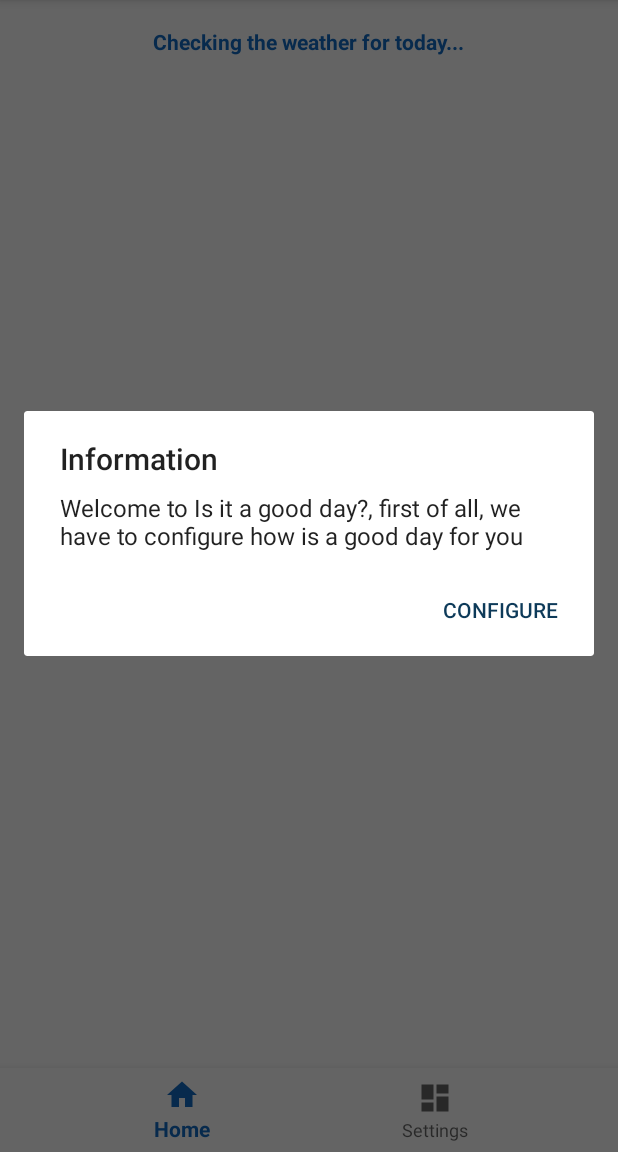
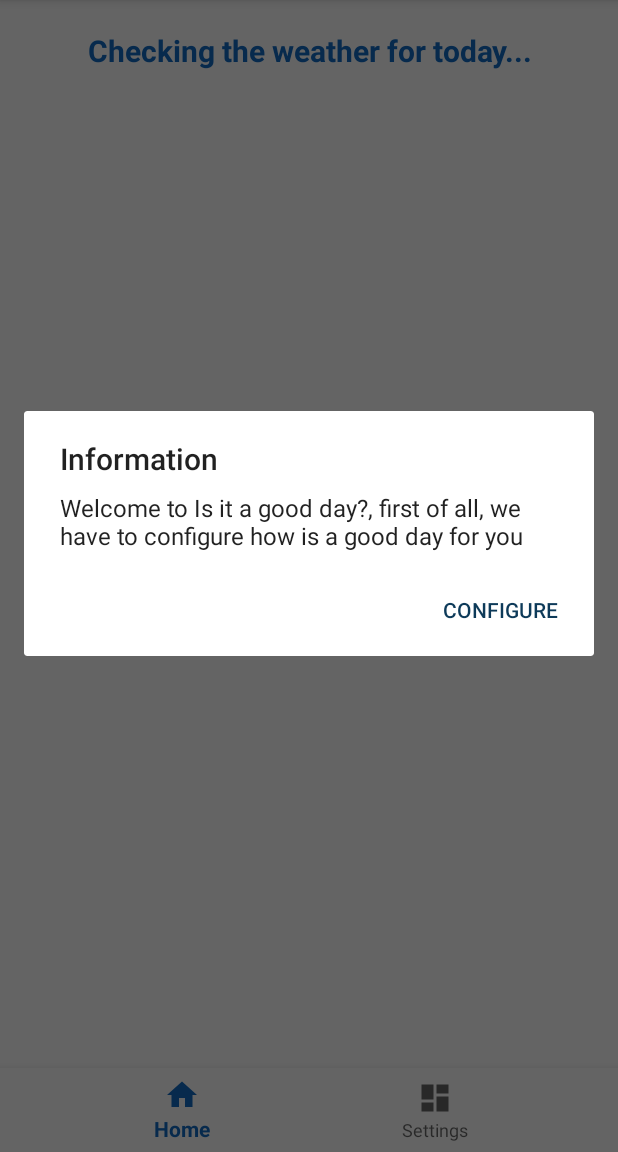
Before and after one commit to DavidAres/itIsGoodDay, an Android app: the screen it shows after launch (MainActivity), on a phone screen of 412 x 824 dp, the part 84-1236 px from its top. Run offline under Robolectric (Android 15) with nearby library versions, the phone set to English and light mode, and no system bars.

Commit message:
modify xml for home fragment

```diff
--- a/app/src/main/java/com/example/itisgoodday/home/HomeFragment.kt
+++ b/app/src/main/java/com/example/itisgoodday/home/HomeFragment.kt
@@ -88,7 +88,10 @@ class HomeFragment : BaseFragment(), IHomeFragment {
 
     override fun manageWeatherError(error: ErrorWeather) {
         when (error){
-            ErrorWeather.LOAD_ERROR -> context?.toast(getString(R.string.error_load_weather), Toast.LENGTH_LONG)
+            ErrorWeather.LOAD_ERROR -> {
+                homeFragmentTitle.text = getString(R.string.error_loading_weather)
+                animationForResult.setAnimation("817-no-internet-connection.json")
+            }
         }
     }
 
--- a/app/src/main/res/layout/home_fragment.xml
+++ b/app/src/main/res/layout/home_fragment.xml
@@ -1,27 +1,38 @@
 <?xml version="1.0" encoding="utf-8"?>
-<RelativeLayout xmlns:android="http://schemas.android.com/apk/res/android"
-    android:layout_width="match_parent"
-    android:layout_height="match_parent"
-    xmlns:app="http://schemas.android.com/apk/res-auto">
 
-    <TextView
-        android:id="@+id/homeFragmentTitle"
-        android:layout_width="wrap_content"
-        android:textSize="14sp"
-        android:layout_margin="18dp"
-        android:textStyle="bold"
-        android:text="@string/checking"
-        android:layout_centerHorizontal="true"
-        android:gravity="center"
-        android:textColor="@color/colorPrimary"
-        android:layout_height="wrap_content" />
+<LinearLayout xmlns:android="http://schemas.android.com/apk/res/android"
+        android:layout_width="match_parent"
+        xmlns:app="http://schemas.android.com/apk/res-auto"
+        android:orientation="vertical"
+        android:layout_height="match_parent">
+        <TextView
+                android:id="@+id/homeFragmentTitle"
+                android:layout_width="match_parent"
+                android:layout_height="wrap_content"
+                android:gravity="center"
+                android:layout_marginTop="20dp"
+                android:text="@string/checking"
+                android:textColor="@color/colorPrimary"
+                android:textSize="20sp"
+                android:textStyle="bold" />
 
-    <com.airbnb.lottie.LottieAnimationView
-        android:layout_width="match_parent"
-        android:layout_height="wrap_content"
-        android:layout_below="@+id/homeFragmentTitle"
-        app:lottie_autoPlay="true"
-        app:lottie_loop="true"
-        android:id="@+id/animationForResult" />
+    <LinearLayout
+            android:layout_width="match_parent"
+            android:layout_height="match_parent"
+            android:orientation="vertical"
+            android:gravity="center"
+            android:layout_gravity="center_vertical">
 
-</RelativeLayout>
+        <com.airbnb.lottie.LottieAnimationView
+                android:layout_width="wrap_content"
+                android:layout_height="wrap_content"
+                android:layout_marginStart="0dp"
+                android:layout_marginTop="0dp"
+                android:layout_marginEnd="0dp"
+                android:layout_gravity="center"
+                android:id="@+id/animationForResult"
+                app:lottie_autoPlay="true"
+                app:lottie_loop="true"/>
+
+    </LinearLayout>
+</LinearLayout>
--- a/app/src/main/res/values/strings.xml
+++ b/app/src/main/res/values/strings.xml
@@ -20,4 +20,5 @@
     <string name ="welcome_message">Welcome to Is it a good day?, first of all, we have to configure how is a good day for you</string>
     <string name ="welcome_title">Information</string>
     <string name ="welcome_configure">Configure</string>
+    <string name ="error_loading_weather">Sorry, we are not able to load the weather for today!</string>
 </resources>
```
Also changed, not shown: app/src/main/assets/817-no-internet-connection.json (added, +1 -0 lines).
